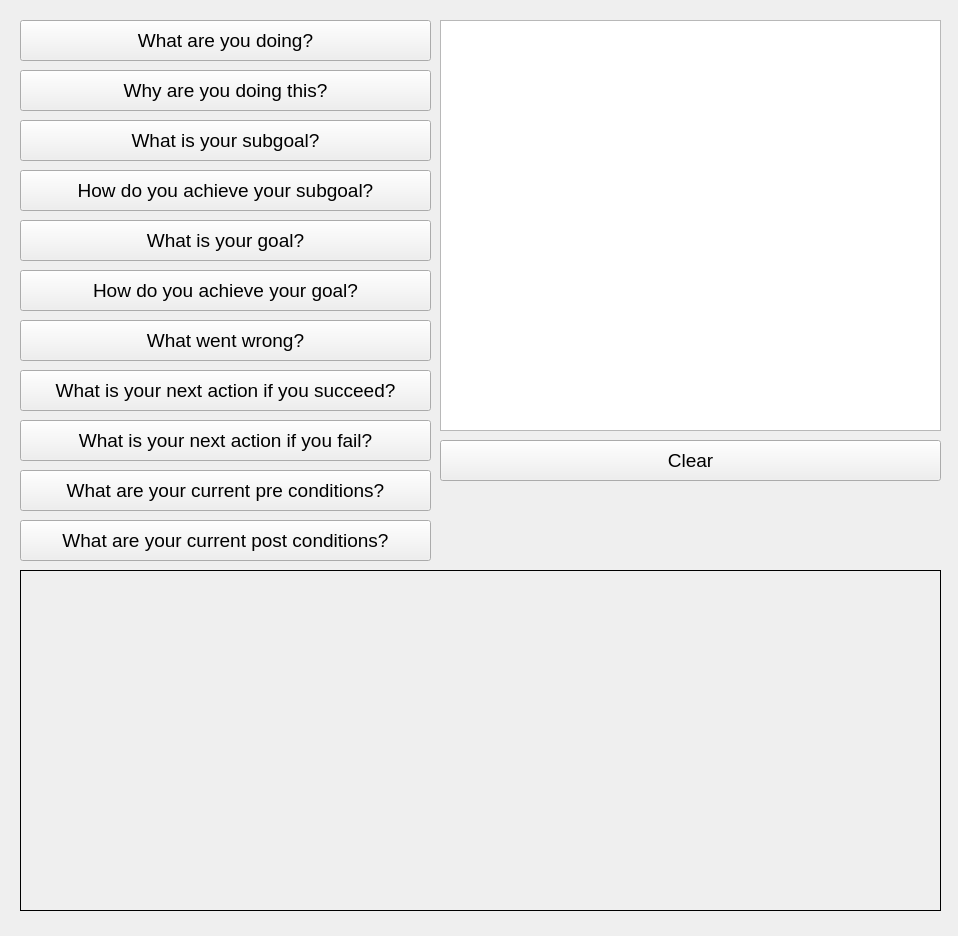
First picture: the form in rqt_explain_bt/resource/ExplainBTPlugin.ui, repository tammerb/robot-explanation-BTs, before the edit.
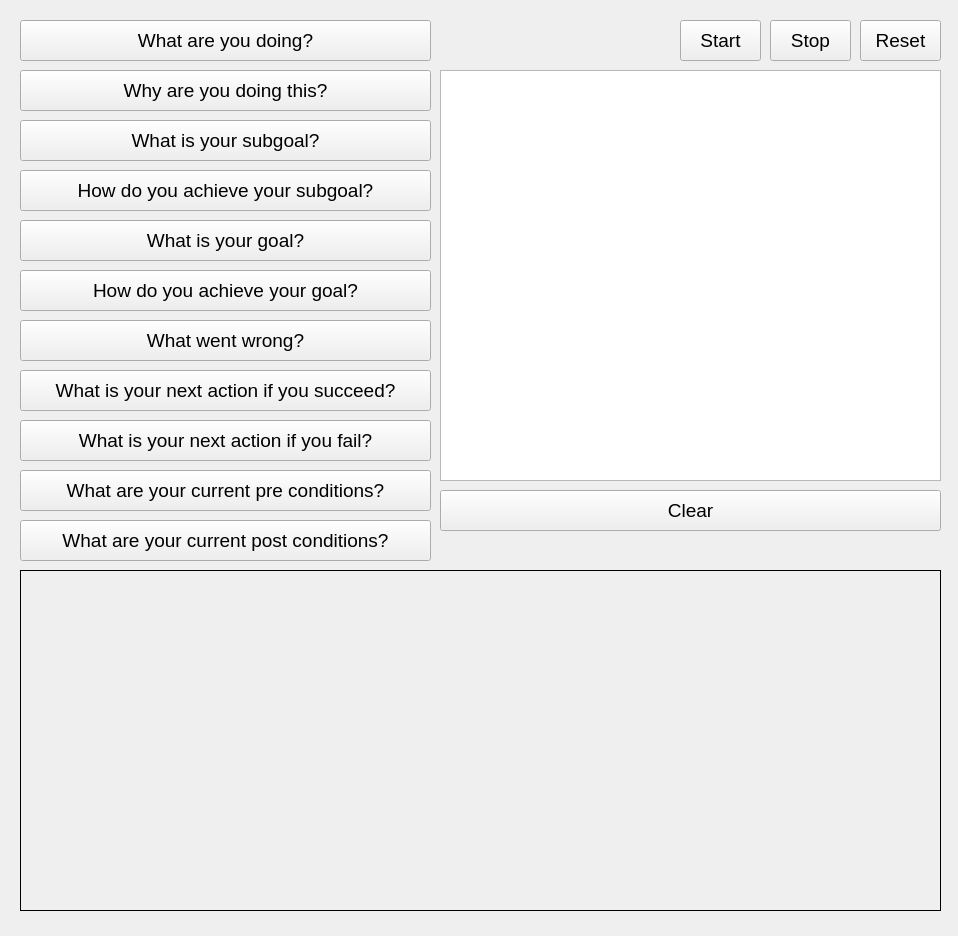
Second picture: the form after the edit.

Commit message: updated gui to start, stop, reset

Patch:
```diff
--- a/rqt_explain_bt/resource/ExplainBTPlugin.ui
+++ b/rqt_explain_bt/resource/ExplainBTPlugin.ui
@@ -35,7 +35,7 @@
    <property name="geometry">
     <rect>
      <x>440</x>
-     <y>20</y>
+     <y>70</y>
      <width>501</width>
      <height>411</height>
     </rect>
@@ -187,7 +187,7 @@
    <property name="geometry">
     <rect>
      <x>440</x>
-     <y>440</y>
+     <y>490</y>
      <width>501</width>
      <height>41</height>
     </rect>
@@ -273,6 +273,60 @@
     <string>What are your current post conditions?</string>
    </property>
   </widget>
+  <widget class="QPushButton" name="button_start">
+   <property name="geometry">
+    <rect>
+     <x>680</x>
+     <y>20</y>
+     <width>81</width>
+     <height>41</height>
+    </rect>
+   </property>
+   <property name="font">
+    <font>
+     <pointsize>14</pointsize>
+    </font>
+   </property>
+   <property name="text">
+    <string>Start</string>
+   </property>
+  </widget>
+  <widget class="QPushButton" name="button_stop">
+   <property name="geometry">
+    <rect>
+     <x>770</x>
+     <y>20</y>
+     <width>81</width>
+     <height>41</height>
+    </rect>
+   </property>
+   <property name="font">
+    <font>
+     <pointsize>14</pointsize>
+    </font>
+   </property>
+   <property name="text">
+    <string>Stop</string>
+   </property>
+  </widget>
+  <widget class="QPushButton" name="button_reset">
+   <property name="geometry">
+    <rect>
+     <x>860</x>
+     <y>20</y>
+     <width>81</width>
+     <height>41</height>
+    </rect>
+   </property>
+   <property name="font">
+    <font>
+     <pointsize>14</pointsize>
+    </font>
+   </property>
+   <property name="text">
+    <string>Reset</string>
+   </property>
+  </widget>
  </widget>
  <resources/>
  <connections>
```
The commit also changes 2 other files.
